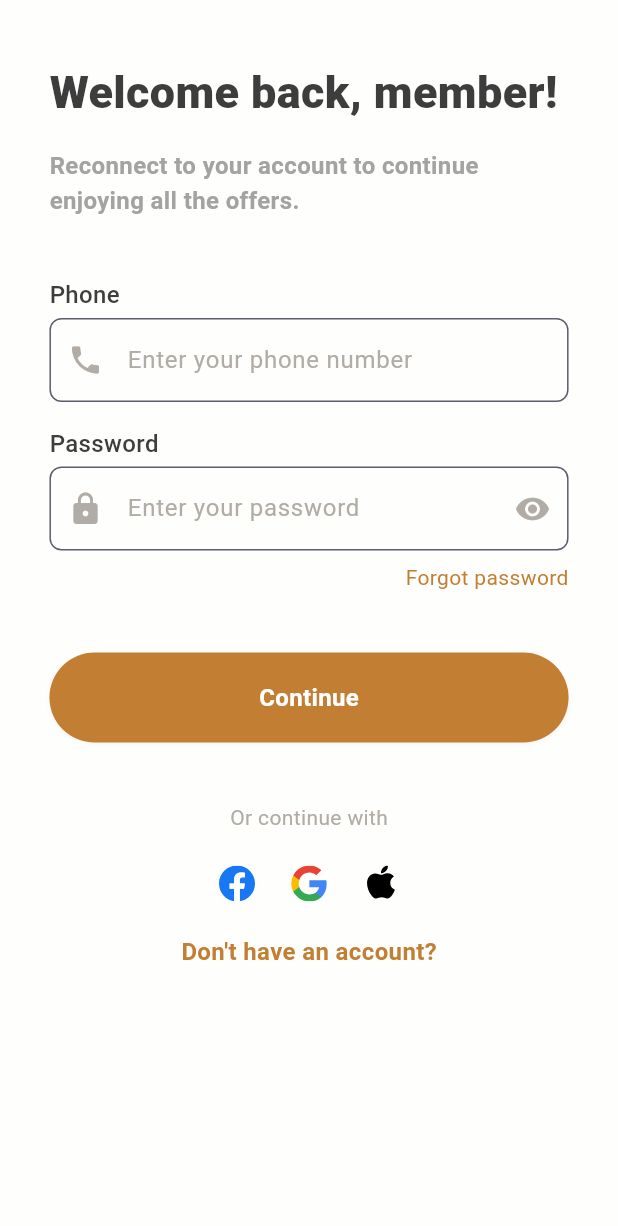
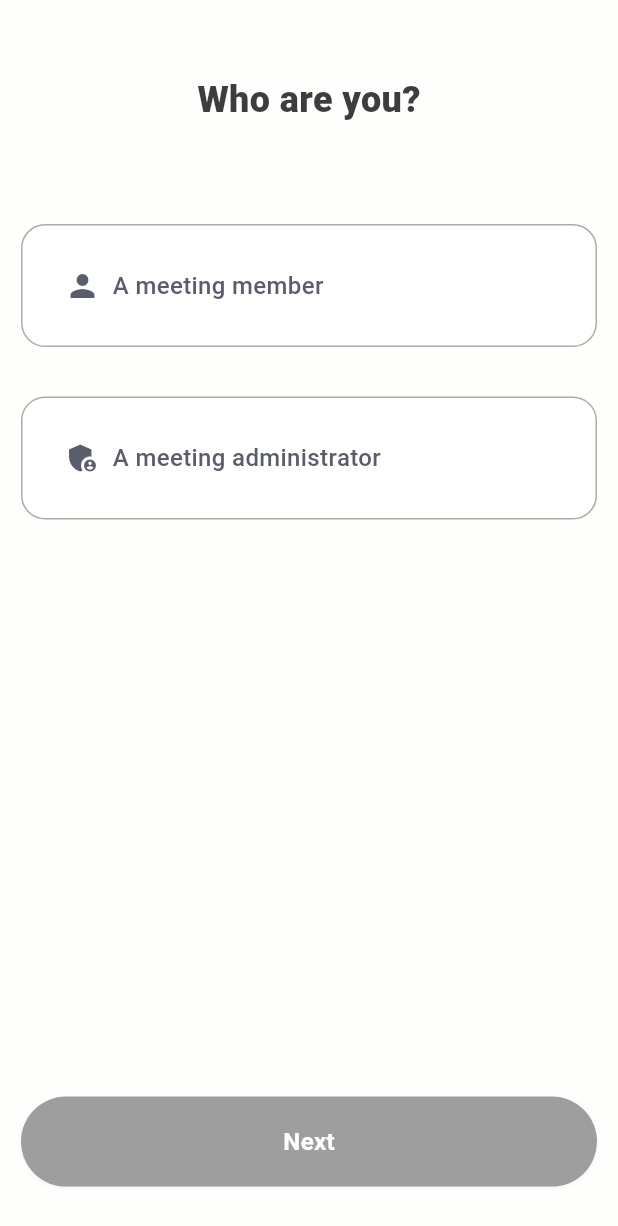
Before and after one commit to konnofuente/manzon, a Flutter app: the screen it shows after launch, on a phone screen of 412 x 824 dp. Shown: the top 1226 px of the screen. Run offline on Flutter 3.47's test engine with Material 3 defaults, Android fonts, the phone set to English and light mode, and no system bars; our stand-ins replace flutter_svg, get; Roboto replaces fonts that are missing (Rubik).

Commit message:
feat(app): #4 complete user role select screen

```diff
--- a/lib/app/config/app_routes.dart
+++ b/lib/app/config/app_routes.dart
@@ -4,6 +4,7 @@ import 'package:manzon/presentation/pages/auth/login/login_view.dart';
 import 'package:manzon/presentation/utils/constants/app_route_names.dart';
 import 'package:manzon/presentation/pages/onboarding/onboarding_view.dart';
 import 'package:manzon/presentation/pages/auth/register/register_view.dart';
+import 'package:manzon/presentation/pages/auth/user_role/user_role_view.dart';
 
 class AppRoutes {
   static List<GetPage> routes = [
@@ -11,5 +12,6 @@ class AppRoutes {
     GetPage(name: AppRouteNames.onboarding, page: () => OnboardingView()),
     GetPage(name: AppRouteNames.register, page: () => RegisterView()),
     GetPage(name: AppRouteNames.login, page: () => LoginView()),
+    GetPage(name: AppRouteNames.userRole, page: () => UserRoleView()),
   ];
 }
--- a/lib/app/manzon.dart
+++ b/lib/app/manzon.dart
@@ -31,7 +31,7 @@ class _ManzonAppState extends State<ManzonApp> {
         translations: widget.translations,
         locale: Get.deviceLocale,
         fallbackLocale: Locale('en', 'US'),
-        initialRoute: AppRouteNames.login,
+        initialRoute: AppRouteNames.userRole,
         getPages: AppRoutes.routes,
       ),
     );
--- /dev/null
+++ b/lib/presentation/pages/auth/user_role/user_role_controller.dart
@@ -0,0 +1,9 @@
+import 'package:get/get.dart';
+
+class UserRoleController extends GetxController {
+  var selectedRole = ''.obs;
+
+  void selectRole(String role) {
+    selectedRole.value = role;
+  }
+}
--- /dev/null
+++ b/lib/presentation/pages/auth/user_role/user_role_view.dart
@@ -0,0 +1,75 @@
+import 'package:get/get.dart';
+import 'package:flutter/material.dart';
+import 'package:manzon/presentation/utils/screen_util.dart';
+import 'package:manzon/presentation/utils/theme/app_colors.dart';
+import 'package:manzon/presentation/utils/enums/export_enums.dart';
+import 'package:manzon/presentation/utils/theme/style_manager.dart';
+import 'package:manzon/presentation/widgets/radio_input/radio_tap.dart';
+import 'package:manzon/presentation/widgets/buttons/default_button.dart';
+import 'package:manzon/presentation/utils/constants/app_route_names.dart';
+import 'package:manzon/presentation/utils/theme/export_theme_manager.dart';
+import 'package:manzon/presentation/utils/constants/export_constant_manager.dart';
+import 'package:manzon/presentation/pages/auth/user_role/user_role_controller.dart';
+
+class UserRoleView extends StatefulWidget {
+  @override
+  State<UserRoleView> createState() => _UserRoleViewState();
+}
+
+class _UserRoleViewState extends State<UserRoleView> {
+  @override
+  Widget build(BuildContext context) {
+    final UserRoleController controller = Get.put(UserRoleController());
+    final double verticalPadding = ScreenSize.screenHeight * 0.02;
+
+    return Scaffold(
+      body: Padding(
+        padding: EdgeInsets.symmetric(horizontal: ScreenSize.horizontalPadding),
+        child: Column(
+          crossAxisAlignment: CrossAxisAlignment.start,
+          children: [
+            SizedBox(height: verticalPadding * 3),
+            Center(
+              child: Text(
+                "you_are?".tr,
+                style: getBlackStyle(
+                  color: AppColors.blackNormal,
+                  fontSize: FontSize.s24,
+                ),
+              ),
+            ),
+            SizedBox(height: verticalPadding * 4),
+            Obx(() => RadioTab(
+              text: "member_role".tr,
+              icon: Icons.person,
+              isSelected: controller.selectedRole.value == "member",
+              onTap: () => controller.selectRole("member"),
+            )),
+            SizedBox(height: verticalPadding*2),
+            Obx(() => RadioTab(
+              text: "admin_role".tr,
+              icon: Icons.admin_panel_settings,
+              isSelected: controller.selectedRole.value == "admin",
+              onTap: () => controller.selectRole("admin"),
+            )),
+            Spacer(),
+            Obx(() => DefaultButton(
+              onTap: controller.selectedRole.value.isNotEmpty
+                  ? () =>  Get.toNamed(AppRouteNames.register)
+                  : null,
+              backgroundColor: AppColors.primaryNormal,
+              status: controller.selectedRole.value.isNotEmpty
+                  ? ButtonState.enable
+                  : ButtonState.disable,
+              text: 'next'.tr,
+              width: double.infinity,
+              fontWeight: FontWeight.w600,
+              borderRadius: AppRadius.r50,
+            )),
+            SizedBox(height: verticalPadding * 2),
+          ],
+        ),
+      ),
+    );
+  }
+}
--- a/lib/presentation/utils/constants/app_route_names.dart
+++ b/lib/presentation/utils/constants/app_route_names.dart
@@ -4,4 +4,5 @@ class AppRouteNames {
   static const String onboarding = '/onboarding';
   static const String register = '/register';
   static const String login = '/login';
+  static const String userRole = '/userRole';
 }
--- a/lib/presentation/utils/constants/value_manager.dart
+++ b/lib/presentation/utils/constants/value_manager.dart
@@ -14,6 +14,7 @@ class AppPadding {
   static const double p16 = 16.0;
   static const double p18 = 18.0;
   static const double p20 = 20.0;
+  static const double p28 = 28.0;
 }
 
 class AppSize {
@@ -34,7 +35,7 @@ class AppSize {
   static const double s65 = 65.0;
   static const double s100 = 100.0;
 
-  static const double buttonHeight = 50.0;
+  static const double buttonHeight = 60.0;
   static const double inputHeight = 50.0;
   static const double loaderSize = 20.0;
 }
--- a/lib/presentation/utils/lang/en.json
+++ b/lib/presentation/utils/lang/en.json
@@ -26,7 +26,12 @@
   "reconnect_to_manzon": "Reconnect to your account to continue enjoying all the offers.",
   "enter_password": "Enter your password",
   "forgot_password": "Forgot password",
-  "no_account": "Don't have an account?"
+  "no_account": "Don't have an account?",
+
+  "you_are?": "Who are you?",
+  "member_role": "A meeting member",
+  "admin_role": "A meeting administrator",
+  "next": "Next"
 
 
 }
--- a/lib/presentation/utils/screen_util.dart
+++ b/lib/presentation/utils/screen_util.dart
@@ -1,10 +1,12 @@
 import 'package:flutter/widgets.dart';
+import 'package:manzon/presentation/utils/theme/export_theme_manager.dart';
 
 class ScreenSize {
   static double screenWidth = 0;
   static double screenHeight = 0;
   static double blockSizeHorizontal = 0;
   static double blockSizeVertical = 0;
+  static double horizontalPadding = AppPadding.p14;
 
   static void init(BuildContext context) {
     screenWidth = MediaQuery.of(context).size.width;
--- a/lib/presentation/widgets/buttons/default_button.dart
+++ b/lib/presentation/widgets/buttons/default_button.dart
@@ -1,4 +1,6 @@
 import 'package:flutter/material.dart';
+import '../../utils/enums/export_enums.dart';
+import 'package:flutter_svg/flutter_svg.dart';
 import 'package:manzon/presentation/utils/theme/app_colors.dart';
 import 'package:manzon/presentation/utils/theme/font_manager.dart';
 import 'package:manzon/presentation/utils/theme/style_manager.dart';
@@ -7,6 +9,7 @@ import 'package:manzon/presentation/utils/constants/export_constant_manager.dart
 class DefaultButton extends StatelessWidget {
   final VoidCallback? onTap;
   final Color backgroundColor;
+  final ButtonState? status;
   final String text;
   final TextStyle? textStyle;
   final double width;
@@ -19,13 +22,15 @@ class DefaultButton extends StatelessWidget {
   final double shadowBlurRadius;
   final double shadowSpreadRadius;
   final Offset shadowOffset;
+  final double loaderSize;
 
   const DefaultButton({
     Key? key,
     this.onTap,
     required this.backgroundColor,
+     this.status = ButtonState.enable,
     required this.text,
-     this.textStyle ,
+    this.textStyle,
     required this.width,
     this.height = AppSize.buttonHeight,
     this.fontWeight,
@@ -36,19 +41,20 @@ class DefaultButton extends StatelessWidget {
     this.shadowBlurRadius = 2.0,
     this.shadowSpreadRadius = 0.0,
     this.shadowOffset = const Offset(0, 1),
+    this.loaderSize = 24.0,
   }) : super(key: key);
 
   @override
   Widget build(BuildContext context) {
     return GestureDetector(
-      onTap: onTap,
+      onTap: status == ButtonState.enable ? onTap : null,
       child: Container(
         width: width,
         height: height,
         padding: const EdgeInsets.symmetric(horizontal: 20, vertical: 12),
         clipBehavior: Clip.antiAlias,
         decoration: ShapeDecoration(
-          color: backgroundColor,
+          color: status == ButtonState.disable ? Colors.grey : backgroundColor,
           shape: RoundedRectangleBorder(
             borderRadius: BorderRadius.circular(borderRadius),
           ),
@@ -61,7 +67,17 @@ class DefaultButton extends StatelessWidget {
             )
           ],
         ),
-        child: Row(
+        child: status == ButtonState.loading
+            ? Center(
+                child: SizedBox(
+                  width: loaderSize,
+                  height: loaderSize,
+                  child: CircularProgressIndicator(
+                    color: AppColors.white,
+                  ),
+                ),
+              )
+            : Row(
                 mainAxisAlignment: MainAxisAlignment.center,
                 crossAxisAlignment: CrossAxisAlignment.center,
                 children: [
@@ -69,7 +85,7 @@ class DefaultButton extends StatelessWidget {
                   if (leftIcon != null) SizedBox(width: 8),
                   Text(
                     text,
-              style: textStyle ??getSemiBoldStyle(fontSize: FontSize.s16, color: AppColors.white),
+                    style: textStyle ?? getSemiBoldStyle(fontSize: FontSize.s16, color: AppColors.white),
                   ),
                   if (rightIcon != null) SizedBox(width: 8),
                   if (rightIcon != null) rightIcon!,
--- /dev/null
+++ b/lib/presentation/widgets/radio_input/radio_tap.dart
@@ -0,0 +1,98 @@
+import 'package:get/get.dart';
+import 'package:flutter/material.dart';
+import 'package:flutter/services.dart';
+import 'package:manzon/presentation/utils/theme/app_colors.dart';
+import 'package:manzon/presentation/utils/theme/style_manager.dart';
+import 'package:manzon/presentation/utils/constants/export_constant_manager.dart';
+
+class RadioTab extends StatefulWidget {
+  final String text;
+  final IconData icon;
+  final bool isSelected;
+  final VoidCallback onTap;
+
+  const RadioTab({
+    Key? key,
+    required this.text,
+    required this.icon,
+    required this.isSelected,
+    required this.onTap,
+  }) : super(key: key);
+
+  @override
+  _RadioTabState createState() => _RadioTabState();
+}
+
+class _RadioTabState extends State<RadioTab> with SingleTickerProviderStateMixin {
+  late AnimationController _controller;
+
+  @override
+  void initState() {
+    _controller = AnimationController(
+      duration: const Duration(milliseconds: 100),
+      vsync: this,
+      lowerBound: 1.0,
+      upperBound: 1.02,
+    );
+    super.initState();
+  }
+
+  @override
+  void dispose() {
+    _controller.dispose();
+    super.dispose();
+  }
+
+  void _handleTap() {
+    HapticFeedback.lightImpact();
+    _controller.forward().then((_) => _controller.reverse());
+    widget.onTap();
+  }
+
+  @override
+  Widget build(BuildContext context) {
+    return GestureDetector(
+      onTap: _handleTap,
+      child: AnimatedBuilder(
+        animation: _controller,
+        builder: (context, child) {
+          return Transform.scale(
+            scale: _controller.value,
+            child: child,
+          );
+        },
+        child: Center(
+          child: Container(
+            width: double.infinity,
+            padding: EdgeInsets.all(AppPadding.p28),
+            decoration: BoxDecoration(
+              color: widget.isSelected ? AppColors.primaryNormal : Colors.white,
+              borderRadius: BorderRadius.circular(AppSize.s16),
+              border: Border.all(color: widget.isSelected ? AppColors.primaryNormal : AppColors.fontLightDisabled),
+            ),
+            child: Row(
+              mainAxisAlignment: MainAxisAlignment.spaceBetween,
+              children: [
+                Row(
+                  children: [
+                    Icon(widget.icon, color: widget.isSelected ? Colors.white : AppColors.fontLightSecondary),
+                    SizedBox(width: 8),
+                    Text(
+                      widget.text,
+                      style: getMediumStyle(
+                        fontSize: AppSize.s16,
+                        color: widget.isSelected ? Colors.white : AppColors.fontLightSecondary,
+                      ),
+                    ),
+                  ],
+                ),
+                if (widget.isSelected)
+                  Icon(Icons.check_circle, color: Colors.white),
+              ],
+            ),
+          ),
+        ),
+      ),
+    );
+  }
+}
```
Also changed, not shown: lib/presentation/utils/lang/fr.json (+8 -1 lines). Lines whose indentation alone changed are shown as unchanged.
